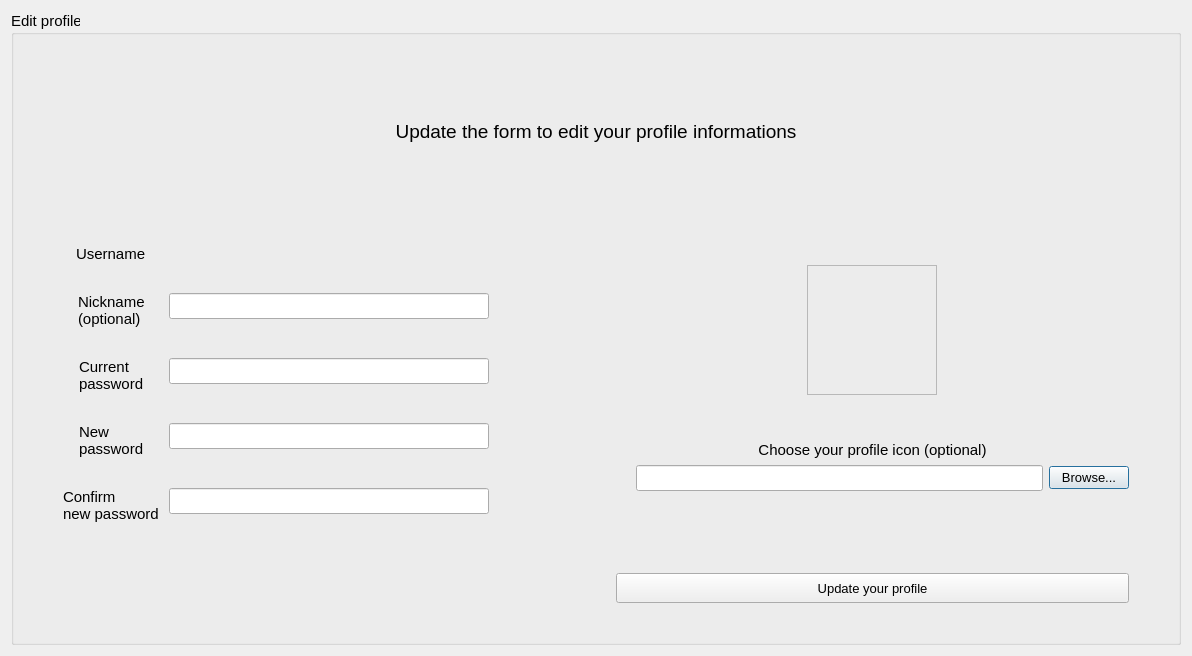
This is textedit/profileeditwindow.ui in pgallo725/livetext-pds as Qt 5 draws it before an edit. The edited form follows.
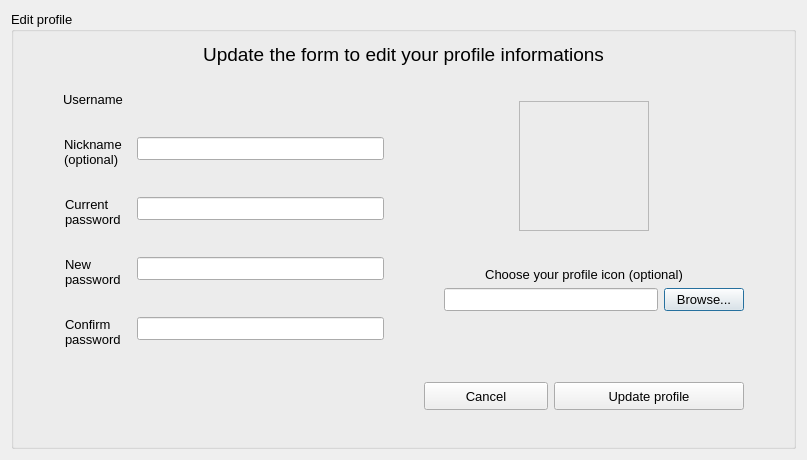
This is the edited form.

Commit message: Added "Open recent file" functionality Added "Cancel" button in EditProfile window Minor GUI fixes

What changed in the file:
```diff
--- a/textedit/profileeditwindow.ui
+++ b/textedit/profileeditwindow.ui
@@ -6,8 +6,8 @@
    <rect>
     <x>0</x>
     <y>0</y>
-    <width>1192</width>
-    <height>656</height>
+    <width>807</width>
+    <height>460</height>
    </rect>
   </property>
   <property name="windowTitle">
@@ -18,7 +18,7 @@
     <widget class="QGroupBox" name="groupBox">
      <property name="font">
       <font>
-       <pointsize>11</pointsize>
+       <pointsize>10</pointsize>
       </font>
      </property>
      <property name="title">
@@ -65,7 +65,7 @@
         <property name="sizeHint" stdset="0">
          <size>
           <width>20</width>
-          <height>70</height>
+          <height>10</height>
          </size>
         </property>
        </spacer>
@@ -105,7 +105,7 @@
              <set>Qt::AlignCenter</set>
             </property>
             <property name="horizontalSpacing">
-             <number>10</number>
+             <number>14</number>
             </property>
             <property name="verticalSpacing">
              <number>30</number>
@@ -246,7 +246,7 @@
              <widget class="QLabel" name="label_4">
               <property name="text">
                <string>Confirm
-new password</string>
+password</string>
               </property>
              </widget>
             </item>
@@ -473,11 +473,29 @@
            </widget>
           </item>
           <item>
+           <layout class="QHBoxLayout" name="horizontalLayout_2">
+            <property name="topMargin">
+             <number>0</number>
+            </property>
+            <item>
+             <widget class="QPushButton" name="pushButton_cancel">
+              <property name="minimumSize">
+               <size>
+                <width>0</width>
+                <height>28</height>
+               </size>
+              </property>
+              <property name="text">
+               <string>Cancel</string>
+              </property>
+             </widget>
+            </item>
+            <item>
            <widget class="QPushButton" name="pushButton_updateProfile">
             <property name="minimumSize">
              <size>
-              <width>0</width>
-              <height>30</height>
+                <width>190</width>
+                <height>28</height>
              </size>
             </property>
             <property name="font">
@@ -486,9 +504,11 @@
              </font>
             </property>
             <property name="text">
-             <string>Update your profile</string>
-            </property>
-           </widget>
+               <string>Update profile</string>
+              </property>
+             </widget>
+            </item>
+           </layout>
           </item>
          </layout>
         </item>
@@ -505,7 +525,7 @@
         <property name="sizeHint" stdset="0">
          <size>
           <width>20</width>
-          <height>30</height>
+          <height>60</height>
          </size>
         </property>
        </spacer>
```
Lines whose indentation alone changed are shown as unchanged. The commit also changes 7 other files.
